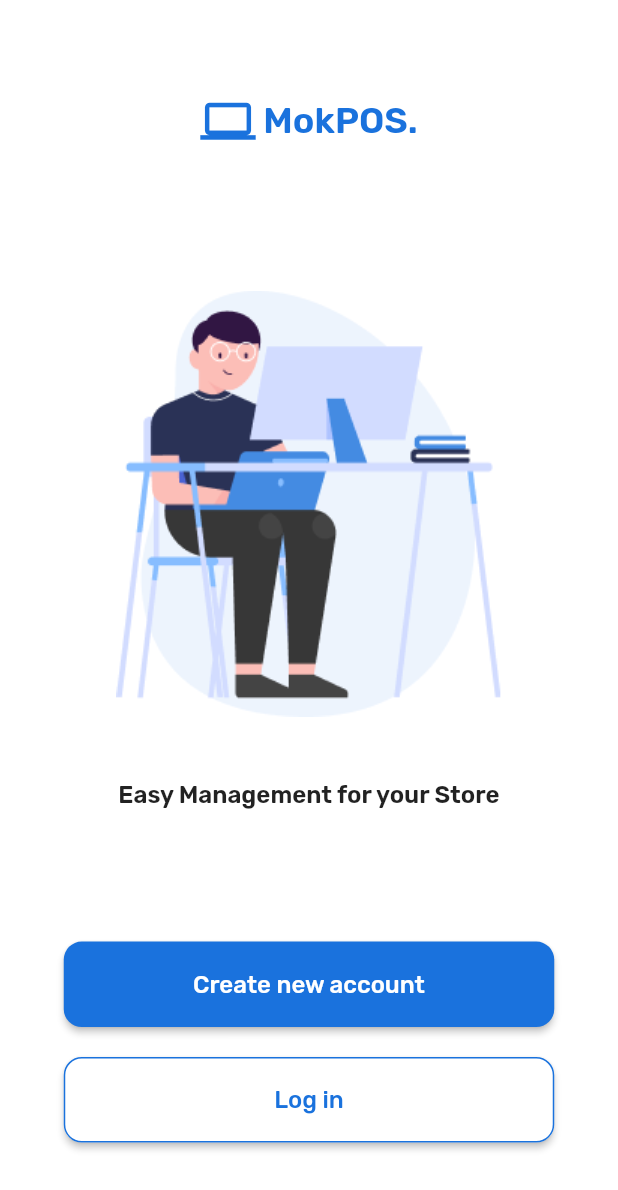
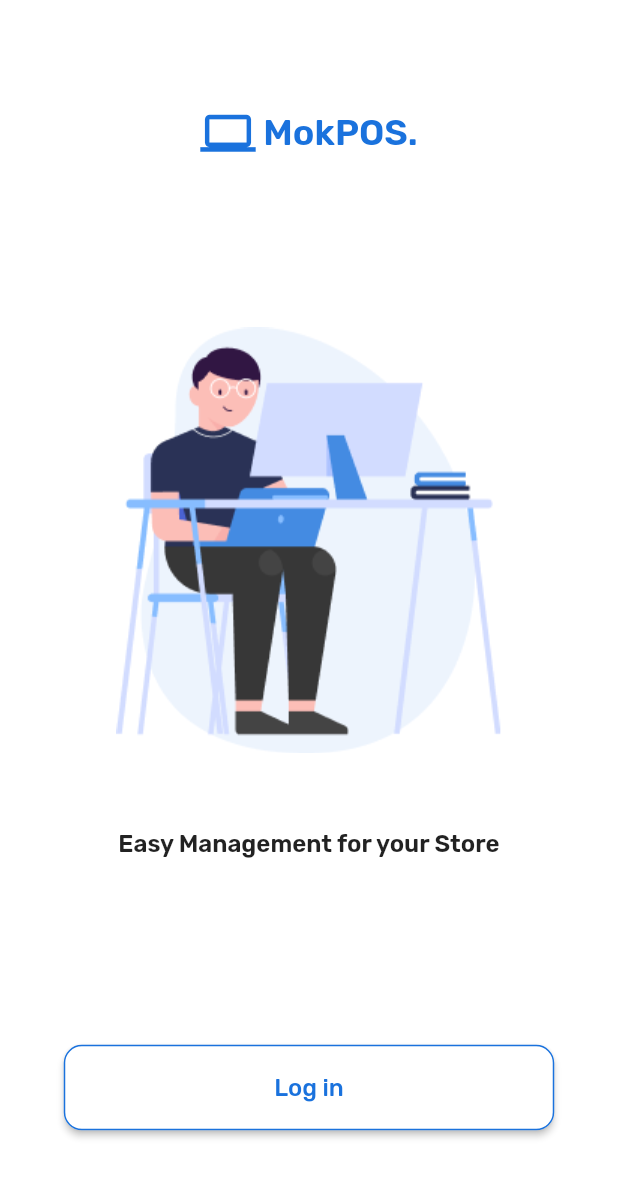
Before and after one commit to maswin312/point_of_sale_ui, a Flutter app: the screen it shows after launch, on a phone screen of 412 x 824 dp. Shown: the top 1190 px of the screen. Run offline on Flutter 3.47's test engine with Material 2 defaults, Android fonts, the phone set to English and light mode, and no system bars; our stand-ins replace google_fonts.

Commit message:
updgrade flutter to flutter 3.10

```diff
--- a/lib/screens/welcome_screen.dart
+++ b/lib/screens/welcome_screen.dart
@@ -54,27 +54,27 @@ class WelcomeScreen extends StatelessWidget {
             ),
             Column(
               children: [
-                SizedBox(
-                  width: 327,
-                  height: 57,
-                  child: ElevatedButton(
-                    onPressed: () {},
-                    style: ButtonStyle(
-                      shape: MaterialStateProperty.all<RoundedRectangleBorder>(
-                        RoundedRectangleBorder(
-                          borderRadius: BorderRadius.circular(12),
-                        ),
-                      ),
-                    ),
-                    child: const Text(
-                      'Create new account',
-                      style: TextStyle(
-                        fontSize: 16,
-                        fontWeight: FontWeight.w500,
-                      ),
-                    ),
-                  ),
-                ),
+                // SizedBox(
+                //   width: 327,
+                //   height: 57,
+                //   child: ElevatedButton(
+                //     onPressed: () {},
+                //     style: ButtonStyle(
+                //       shape: MaterialStateProperty.all<RoundedRectangleBorder>(
+                //         RoundedRectangleBorder(
+                //           borderRadius: BorderRadius.circular(12),
+                //         ),
+                //       ),
+                //     ),
+                //     child: const Text(
+                //       'Create new account',
+                //       style: TextStyle(
+                //         fontSize: 16,
+                //         fontWeight: FontWeight.w500,
+                //       ),
+                //     ),
+                //   ),
+                // ),
                 const SizedBox(
                   height: 20,
                 ),
--- a/pubspec.yaml
+++ b/pubspec.yaml
@@ -20,7 +20,7 @@ publish_to: 'none' # Remove this line if you wish to publish to pub.dev
 version: 1.0.0+1
 
 environment:
-  sdk: '>=2.18.6 <3.0.0'
+  sdk: '>=3.0.0 <3.7.12'
 
 # Dependencies specify other packages that your package needs in order to work.
 # To automatically upgrade your package dependencies to the latest versions
```
Also changed, not shown: pubspec.lock.
